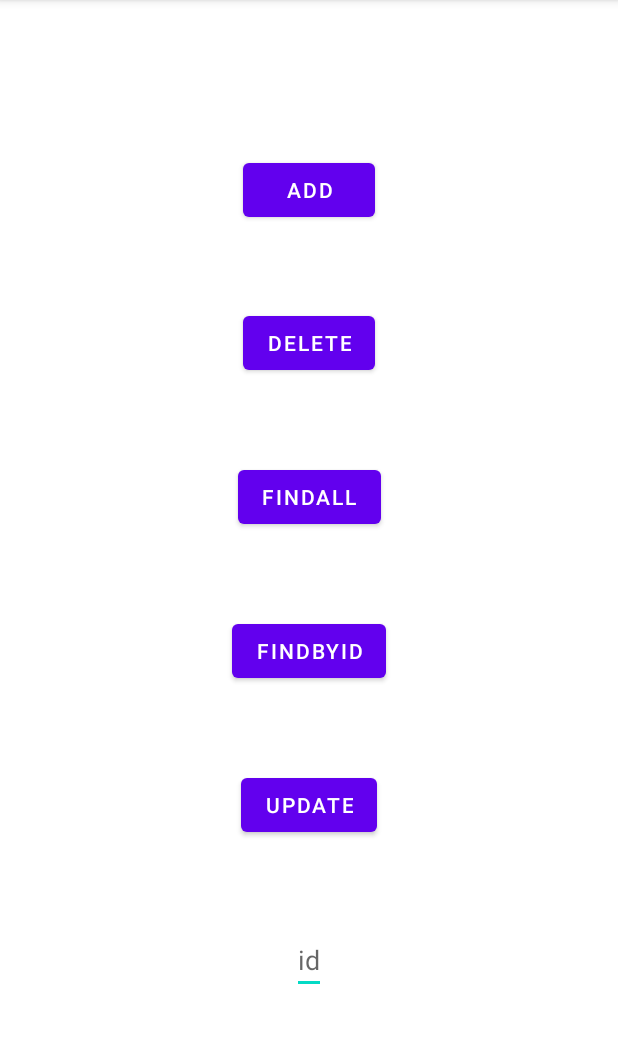
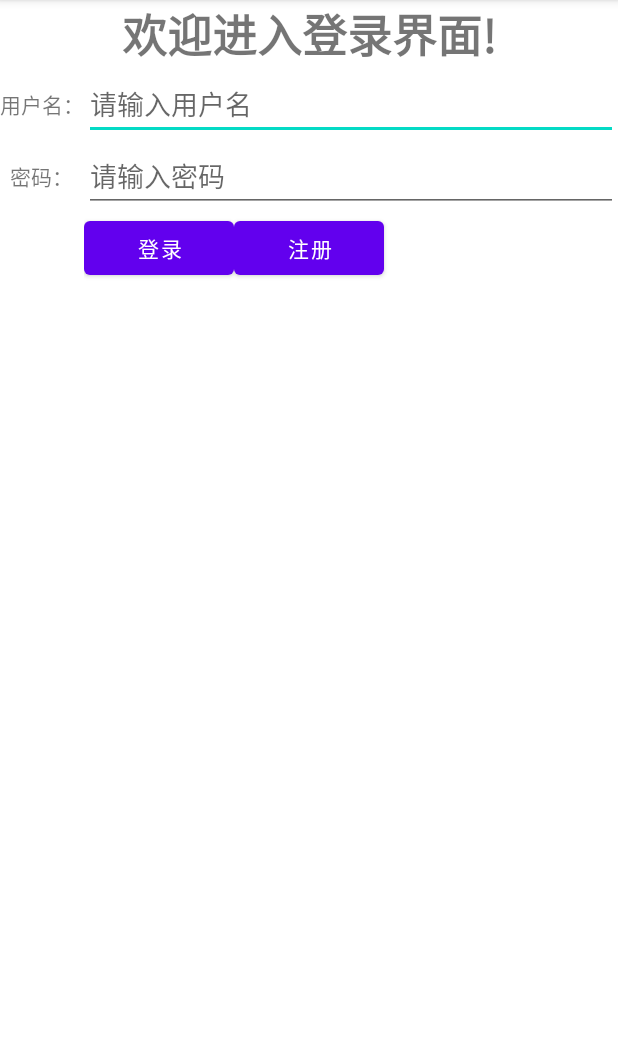
Before and after one commit to CloudFloater/sqlite, an Android app: the screen it shows after launch (MainActivity before the commit, LoginActivity after it), on a phone screen of 412 x 824 dp, the part 84-1127 px from its top. Run offline under Robolectric (Android 15) with nearby library versions, the phone set to English and light mode, and no system bars.

Commit message:
合并后版本

```diff
--- a/app/src/main/AndroidManifest.xml
+++ b/app/src/main/AndroidManifest.xml
@@ -9,13 +9,15 @@
         android:roundIcon="@mipmap/ic_launcher_round"
         android:supportsRtl="true"
         android:theme="@style/Theme.Sqlite">
-        <activity android:name=".MainActivity">
+        <activity android:name=".RegisterActivity"></activity>
+        <activity android:name=".LoginActivity">
             <intent-filter>
                 <action android:name="android.intent.action.MAIN" />
 
                 <category android:name="android.intent.category.LAUNCHER" />
             </intent-filter>
         </activity>
+        <activity android:name=".MainActivity"></activity>
     </application>
 
 </manifest>
--- a/app/src/main/java/com/example/sqlite/DatabaseHelper.java
+++ b/app/src/main/java/com/example/sqlite/DatabaseHelper.java
@@ -5,10 +5,10 @@ import android.database.sqlite.SQLiteDatabase;
 import android.database.sqlite.SQLiteOpenHelper;
 
 public class DatabaseHelper extends SQLiteOpenHelper {
-    private static final String DB_NAME="pet.db";
+    private static final String DB_NAME="medicine.db";
     private static final int VERSION=1;
     private static final String CREATE_TABLE_Medicine_Kit="create table medicine(_id integer primary key autoincrement,"+
-            "name text,age integer)";
+            "name text,family_name text,deadline date,introduction text,method text)";
     private static final String DROP_TABLE_Medicine_Kit="DROP TABLE IF EXISTS medicine";
     public DatabaseHelper(Context context, String name, SQLiteDatabase.CursorFactory factory, int version) {
         super(context, DB_NAME, null, VERSION);
--- /dev/null
+++ b/app/src/main/java/com/example/sqlite/LoginActivity.java
@@ -0,0 +1,63 @@
+package com.example.sqlite;
+
+import android.content.Intent;
+
+import android.os.Bundle;
+import android.util.Log;
+import android.view.View;
+import android.widget.Button;
+import android.widget.EditText;
+import android.widget.Toast;
+import androidx.appcompat.app.AppCompatActivity;
+import com.example.sqlite.service.UserService;
+
+public class LoginActivity extends AppCompatActivity {
+
+    @Override
+    protected void onCreate(Bundle savedInstanceState) {
+        super.onCreate(savedInstanceState);
+        setContentView(R.layout.activity_main2);//即activity_login.xml
+        findViews();
+    }
+    private EditText username;
+    private EditText password;
+    private Button login;
+    private Button register;
+
+    private void findViews() {
+        username=(EditText) findViewById(R.id.username);
+        password=(EditText) findViewById(R.id.password);
+        login=(Button) findViewById(R.id.login);
+        register=(Button) findViewById(R.id.register);
+
+        login.setOnClickListener(new View.OnClickListener() {
+            @Override
+            public void onClick(View v) {
+                String name=username.getText().toString();
+                System.out.println(name);
+                String pass=password.getText().toString();
+                System.out.println(pass);
+
+                Log.i("TAG",name+"_"+pass);
+                UserService uService=new UserService(LoginActivity.this);
+                boolean flag=uService.login(name, pass);
+
+                if(flag){
+                    Log.i("TAG","登录成功");
+                    Toast.makeText(LoginActivity.this, "登录成功", Toast.LENGTH_LONG).show();
+                    Intent intent = new Intent(LoginActivity.this,MainActivity.class);
+                    startActivity(intent);
+                }else{
+                    Log.i("TAG","登录失败");
+                    Toast.makeText(LoginActivity.this, "登录失败", Toast.LENGTH_LONG).show();
+                }
+            }
+        });
+        register.setOnClickListener(new View.OnClickListener() {
+            public void onClick(View v) {
+                Intent intent=new Intent(LoginActivity.this,RegisterActivity.class);
+                startActivity(intent);
+            }
+        });
+    }
+}
--- a/app/src/main/java/com/example/sqlite/MedicineData.java
+++ b/app/src/main/java/com/example/sqlite/MedicineData.java
@@ -11,6 +11,9 @@ public class MedicineData {
     public static abstract class MedicineTable implements BaseColumns{
         public static final String TABLE_NAME="medicine";
         public static final String NAME="name";
-        public static final String AGE="age";
+        public static final String DEADLINE="deadline";
+        public static final String FAMILY_NAME="family_name";
+        public static final String INTRODUCTION="introduction";
+        public static final String METHOD="method";
     }
 }
--- /dev/null
+++ b/app/src/main/res/layout/activity_main2.xml
@@ -0,0 +1,78 @@
+<?xml version="1.0" encoding="utf-8"?>
+<androidx.constraintlayout.widget.ConstraintLayout xmlns:android="http://schemas.android.com/apk/res/android"
+    xmlns:app="http://schemas.android.com/apk/res-auto"
+    xmlns:tools="http://schemas.android.com/tools"
+    android:layout_width="match_parent"
+    android:layout_height="match_parent"
+    tools:context=".LoginActivity">
+
+    <LinearLayout
+        android:layout_width="match_parent"
+        android:layout_height="match_parent"
+        android:orientation="vertical">
+        <TextView
+            android:layout_width="match_parent"
+            android:layout_height="wrap_content"
+            android:layout_gravity="center"
+            android:gravity="center"
+            android:text="欢迎进入登录界面!"
+            android:textSize="30dp"
+            android:textStyle="bold" />
+
+        <TableLayout
+            android:layout_width="match_parent"
+            android:layout_height="wrap_content"
+            android:stretchColumns="1" >
+
+            <TableRow>
+
+                <TextView
+                    android:layout_width="wrap_content"
+                    android:layout_height="wrap_content"
+                    android:layout_gravity="center"
+                    android:text="用户名：" />
+
+                <EditText
+                    android:id="@+id/username"
+                    android:layout_width="fill_parent"
+                    android:layout_height="wrap_content"
+                    android:hint="请输入用户名" />
+            </TableRow>
+
+            <TableRow>
+
+                <TextView
+                    android:layout_width="wrap_content"
+                    android:layout_height="wrap_content"
+                    android:layout_gravity="center"
+                    android:text="密码：" />
+
+                <EditText
+                    android:id="@+id/password"
+                    android:layout_width="fill_parent"
+                    android:layout_height="wrap_content"
+                    android:hint="请输入密码" />
+            </TableRow>
+
+            <TableRow>
+
+                <TextView />
+
+                <LinearLayout>
+
+                    <Button
+                        android:id="@+id/login"
+                        android:layout_width="100dp"
+                        android:layout_height="wrap_content"
+                        android:text="登录" />
+
+                    <Button
+                        android:id="@+id/register"
+                        android:layout_width="100dp"
+                        android:layout_height="wrap_content"
+                        android:text="注册" />
+                </LinearLayout>
+            </TableRow>
+        </TableLayout>
+    </LinearLayout>
+</androidx.constraintlayout.widget.ConstraintLayout>
```
Also changed, not shown: app/src/main/java/com/example/sqlite/DatabaseAdaper.java (+41 -7 lines), app/src/main/java/com/example/sqlite/MainActivity.java (+11 -2 lines), app/src/main/java/com/example/sqlite/Medicine.java (+73 -10 lines), app/src/main/java/com/example/sqlite/RegisterActivity.java (added, +52 -0 lines), app/src/main/java/com/example/sqlite/User.java (added, +58 -0 lines), app/src/main/java/com/example/sqlite/service/DatabaseHelper2.java (added, +23 -0 lines), app/src/main/java/com/example/sqlite/service/UserService.java (added, +33 -0 lines), app/src/main/res/layout/activity_main.xml (+15 -1 lines), app/src/main/res/layout/activity_register.xml (added, +116 -0 lines).
